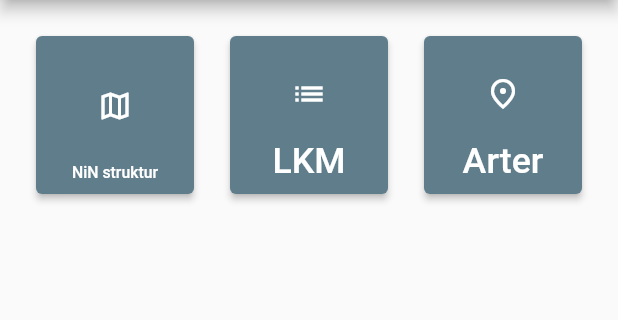
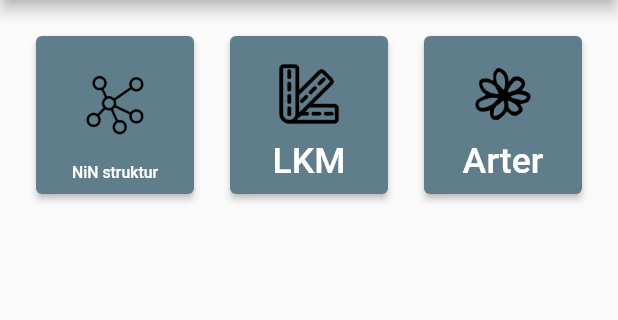
Before and after one commit to MichalTorma/natur-i-norge, a Flutter app: the screen it shows after launch, on a phone screen of 412 x 824 dp, the part 90-410 px from its top. Run offline on Flutter 3.47's test engine with Material 2 defaults, Android fonts, the phone set to English and light mode, and no system bars; our stand-ins replace auto_size_text, easy_localization, moor, toggle_switch; generated files the repository leaves out were written again; statements that could not run were skipped; project files that could hold a hidden picture were left out.

```diff
--- a/naturinorge_guide/lib/pages/home_page.dart
+++ b/naturinorge_guide/lib/pages/home_page.dart
@@ -66,7 +66,7 @@ class HomePage extends StatelessWidget {
               children: [
                 HomePageButton(
                     key: ValueKey('nin_structure_btn'),
-                    icon: Icons.map_outlined,
+                    image: Image.asset('assets/network_icon.png'),
                     text: LocaleKeys.structure.tr(),
                     onPressed: () => Navigator.push(
                         context,
@@ -74,7 +74,7 @@ class HomePage extends StatelessWidget {
                             builder: (context) => MajorTypeGroupPage()))),
                 HomePageButton(
                     key: ValueKey('lkm_btn'),
-                    icon: Icons.list,
+                    image: Image.asset('assets/gradient_icon.png'),
                     text: 'LKM',
                     onPressed: () => Navigator.push(
                         context,
@@ -82,7 +82,7 @@ class HomePage extends StatelessWidget {
                             builder: (context) => LecListPage()))),
                 HomePageButton(
                     key: ValueKey('species_btn'),
-                    icon: Icons.place_outlined,
+                    image: Image.asset('assets/species_icon.png'),
                     text: 'Arter',
                     onPressed: () => Navigator.push(context,
                         MaterialPageRoute(builder: (context) => SpeciesPage())))
--- a/naturinorge_guide/lib/pages/home_page_lib/home_page_button.dart
+++ b/naturinorge_guide/lib/pages/home_page_lib/home_page_button.dart
@@ -3,11 +3,11 @@ import 'package:flutter/material.dart';
 class HomePageButton extends StatelessWidget {
   const HomePageButton(
       {Key? key,
-      required this.icon,
+      required this.image,
       required this.text,
       required this.onPressed})
       : super(key: key);
-  final IconData icon;
+  final Image image;
   final String text;
   final Function onPressed;
 
@@ -22,10 +22,7 @@ class HomePageButton extends StatelessWidget {
               direction: Axis.vertical,
               mainAxisSize: MainAxisSize.max,
               children: [
-                Expanded(
-                    child: Icon(
-                  icon,
-                )),
+                Expanded(child: image),
                 FittedBox(
                   fit: BoxFit.scaleDown,
                   child: Text(
```
Also changed, not shown: naturinorge_guide/pubspec.yaml (+11 -0 lines), naturinorge_guide/assets/gradient_icon.png (added), naturinorge_guide/assets/launch_icon/foreground.png (added), naturinorge_guide/assets/launch_icon/ios_icon.png (added), naturinorge_guide/assets/network_icon.png (added), naturinorge_guide/assets/species_icon.png (added), naturinorge_guide/pubspec.lock, 27 other files.
